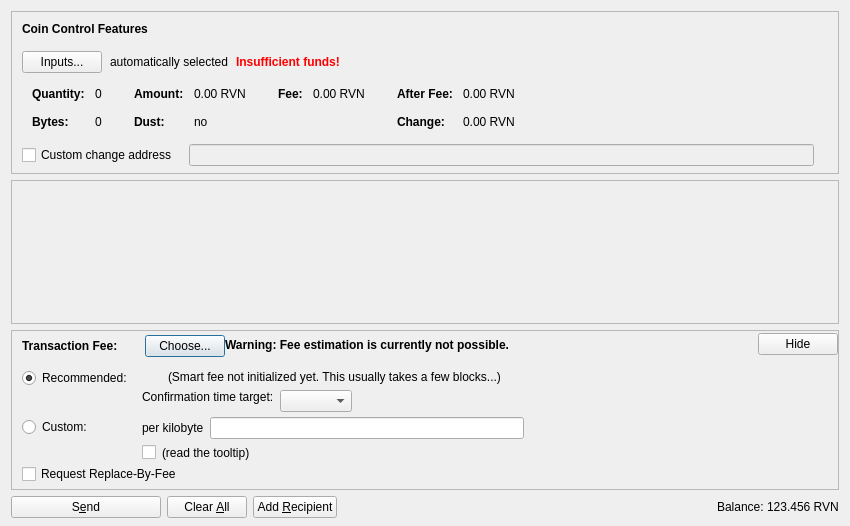
Above: src/qt/forms/sendcoinsdialog.ui from er0080/Crowcoin before the change. Below: the same form after it.
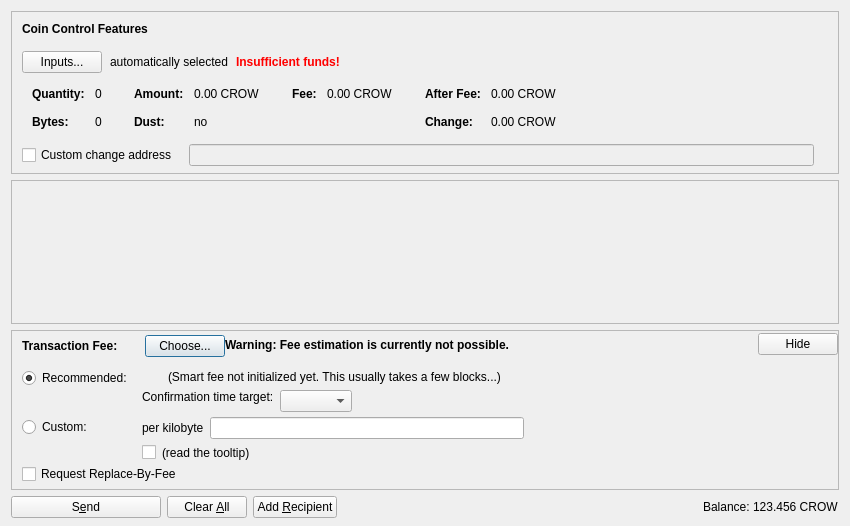
That is the form after the change. Icons and pictures are not drawn. Custom widgets are drawn as their Qt base class.

Commit message: Replaced all references of 'RVN' with 'CROW'

```diff
--- a/src/qt/forms/sendcoinsdialog.ui
+++ b/src/qt/forms/sendcoinsdialog.ui
@@ -324,7 +324,7 @@
                   <enum>Qt::ActionsContextMenu</enum>
                  </property>
                  <property name="text">
-                  <string notr="true">0.00 RVN</string>
+                  <string notr="true">0.00 CROW</string>
                  </property>
                  <property name="textInteractionFlags">
                   <set>Qt::LinksAccessibleByMouse|Qt::TextSelectableByKeyboard|Qt::TextSelectableByMouse</set>
@@ -404,7 +404,7 @@
                   <enum>Qt::ActionsContextMenu</enum>
                  </property>
                  <property name="text">
-                  <string notr="true">0.00 RVN</string>
+                  <string notr="true">0.00 CROW</string>
                  </property>
                  <property name="textInteractionFlags">
                   <set>Qt::LinksAccessibleByMouse|Qt::TextSelectableByKeyboard|Qt::TextSelectableByMouse</set>
@@ -455,7 +455,7 @@
                   <enum>Qt::ActionsContextMenu</enum>
                  </property>
                  <property name="text">
-                  <string notr="true">0.00 RVN</string>
+                  <string notr="true">0.00 CROW</string>
                  </property>
                  <property name="textInteractionFlags">
                   <set>Qt::LinksAccessibleByMouse|Qt::TextSelectableByKeyboard|Qt::TextSelectableByMouse</set>
@@ -484,7 +484,7 @@
                   <enum>Qt::ActionsContextMenu</enum>
                  </property>
                  <property name="text">
-                  <string notr="true">0.00 RVN</string>
+                  <string notr="true">0.00 CROW</string>
                  </property>
                  <property name="textInteractionFlags">
                   <set>Qt::LinksAccessibleByMouse|Qt::TextSelectableByKeyboard|Qt::TextSelectableByMouse</set>
@@ -1247,7 +1247,7 @@
           <cursorShape>IBeamCursor</cursorShape>
          </property>
          <property name="text">
-          <string notr="true">123.456 RVN</string>
+          <string notr="true">123.456 CROW</string>
          </property>
          <property name="textInteractionFlags">
           <set>Qt::LinksAccessibleByMouse|Qt::TextSelectableByKeyboard|Qt::TextSelectableByMouse</set>
```
The commit also changes 41 other files.
